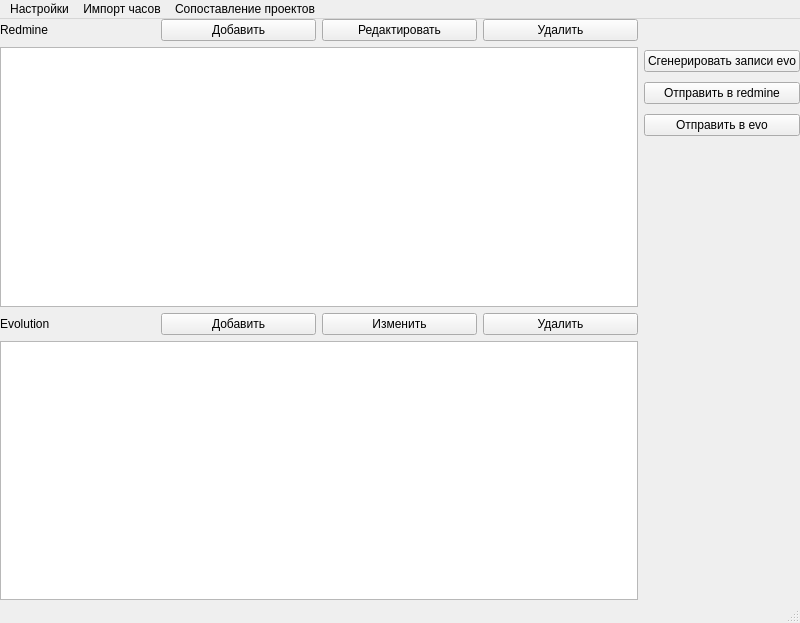
The window that main.ui (positron48/pyTime) describes before a commit, drawn with Qt 5.
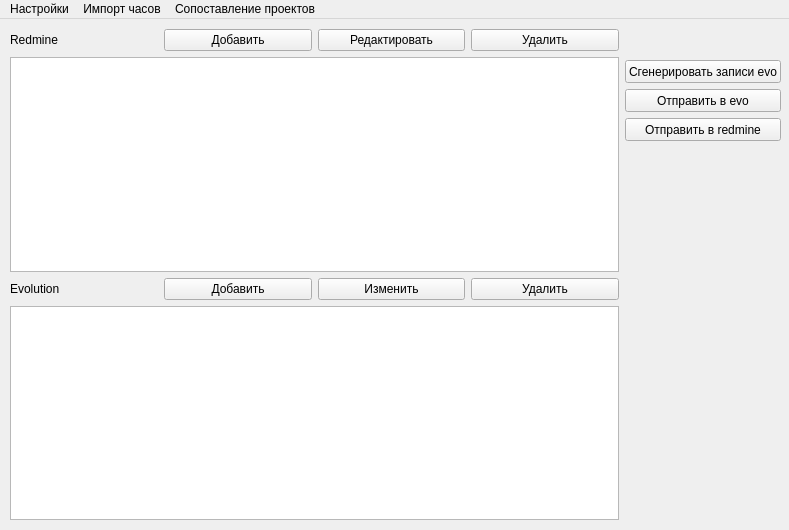
The same window after the commit.

The edit to the form file:
```diff
--- a/main.ui
+++ b/main.ui
@@ -6,8 +6,8 @@
    <rect>
     <x>0</x>
     <y>0</y>
-    <width>800</width>
-    <height>623</height>
+    <width>789</width>
+    <height>530</height>
    </rect>
   </property>
   <property name="windowTitle">
@@ -20,10 +20,10 @@
    <widget class="QWidget" name="horizontalLayoutWidget">
     <property name="geometry">
      <rect>
-      <x>0</x>
-      <y>0</y>
-      <width>800</width>
-      <height>581</height>
+      <x>10</x>
+      <y>10</y>
+      <width>771</width>
+      <height>491</height>
      </rect>
     </property>
     <layout class="QHBoxLayout" name="horizontalLayout">
@@ -103,36 +103,48 @@
      </item>
      <item>
       <layout class="QVBoxLayout" name="verticalLayout">
-       <property name="spacing">
-        <number>10</number>
-       </property>
        <property name="topMargin">
         <number>31</number>
        </property>
-       <property name="bottomMargin">
-        <number>0</number>
-       </property>
        <item>
         <widget class="QPushButton" name="btnEvoTaskGenerate">
+         <property name="minimumSize">
+          <size>
+           <width>0</width>
+           <height>23</height>
+          </size>
+         </property>
          <property name="text">
           <string>Сгенерировать записи evo</string>
          </property>
         </widget>
        </item>
        <item>
-        <widget class="QPushButton" name="btnSendToRedmine">
-         <property name="text">
-          <string>Отправить в redmine</string>
-         </property>
-        </widget>
-       </item>
-       <item alignment="Qt::AlignTop">
         <widget class="QPushButton" name="btnSendToEvo">
+         <property name="minimumSize">
+          <size>
+           <width>0</width>
+           <height>23</height>
+          </size>
+         </property>
          <property name="text">
           <string>Отправить в evo</string>
          </property>
         </widget>
        </item>
+       <item alignment="Qt::AlignTop">
+        <widget class="QPushButton" name="btnSendToRedmine">
+         <property name="minimumSize">
+          <size>
+           <width>0</width>
+           <height>23</height>
+          </size>
+         </property>
+         <property name="text">
+          <string>Отправить в redmine</string>
+         </property>
+        </widget>
+       </item>
       </layout>
      </item>
     </layout>
@@ -143,7 +155,7 @@
     <rect>
      <x>0</x>
      <y>0</y>
-     <width>800</width>
+     <width>789</width>
      <height>21</height>
     </rect>
    </property>
@@ -168,7 +180,6 @@
    <addaction name="menu_Hamster"/>
    <addaction name="menu_2"/>
   </widget>
-  <widget class="QStatusBar" name="statusbar"/>
   <action name="actionHamster">
    <property name="text">
     <string>Hamster</string>
```
